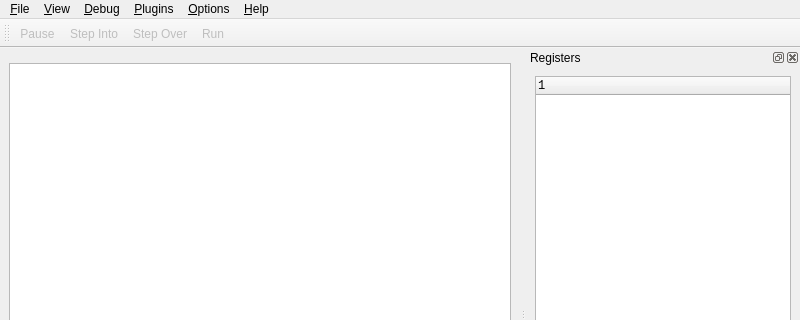
Before: the Qt Designer form src/Debugger.ui in eteran/edb-debugger, drawn with Qt 5; both pictures show x 0 to 800 and y 0 to 320 of the 800 by 700 pixel window.
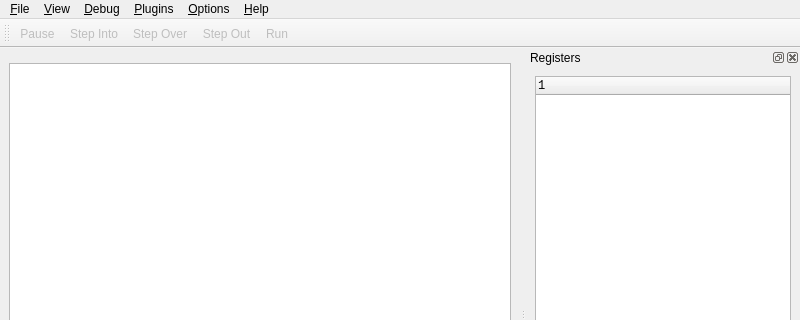
After: the same form once the commit is applied. Icons and pictures are not drawn. Custom widgets are drawn as their Qt base class.

Commit message: Step Out feature complete. Added the button in the UI, too. Minor bug: if there we are sitting on a call with a bp, then Step Out will first Step Into, then Step Out/Run Until Ret (i.e. it will step into then out of the call we were sitting on). If there is no bp and we are on a call, then Step Out works as expected.

Diff of the .ui file:
```diff
--- a/src/Debugger.ui
+++ b/src/Debugger.ui
@@ -188,6 +188,7 @@
    <addaction name="action_Pause"/>
    <addaction name="action_Step_Into"/>
    <addaction name="action_Step_Over"/>
+   <addaction name="actionStep_Out"/>
    <addaction name="action_Run"/>
   </widget>
   <action name="action_Open">
@@ -438,6 +439,21 @@
     <string>Ctrl+T</string>
    </property>
   </action>
+  <action name="actionStep_Out">
+   <property name="enabled">
+    <bool>false</bool>
+   </property>
+   <property name="icon">
+    <iconset resource="debugger.qrc">
+     <normaloff>:/debugger/images/edb22-action-stepout.png</normaloff>:/debugger/images/edb22-action-stepout.png</iconset>
+   </property>
+   <property name="text">
+    <string>Step &amp;Out</string>
+   </property>
+   <property name="toolTip">
+    <string>Step Out</string>
+   </property>
+  </action>
  </widget>
  <customwidgets>
   <customwidget>
```
Left out of the diff: 2 changed lines with no effect on the pictures. The commit also changes 2 other files.
